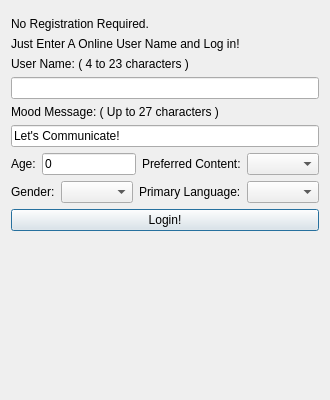
Before: the Qt Designer form GoTvApps/GoTvCommon/Forms/ActivityCreateAccount.ui in brettrjones/gotvptop, drawn with Qt 5.
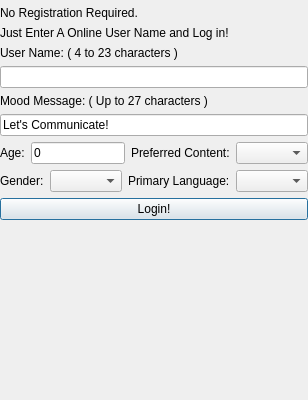
After: the same form once the commit is applied. Custom widgets are drawn as their Qt base class.

Commit message: fix create account

What changed in the file:
```diff
--- a/GoTvApps/GoTvCommon/Forms/ActivityCreateAccount.ui
+++ b/GoTvApps/GoTvCommon/Forms/ActivityCreateAccount.ui
@@ -26,6 +26,18 @@
    <bool>false</bool>
   </property>
   <layout class="QVBoxLayout" name="verticalLayout">
+   <property name="leftMargin">
+    <number>0</number>
+   </property>
+   <property name="topMargin">
+    <number>0</number>
+   </property>
+   <property name="rightMargin">
+    <number>0</number>
+   </property>
+   <property name="bottomMargin">
+    <number>0</number>
+   </property>
    <item>
     <widget class="TitleBarWidget" name="m_TitleBarWidget" native="true">
      <property name="sizePolicy">
```
The commit also changes 10 other files.
